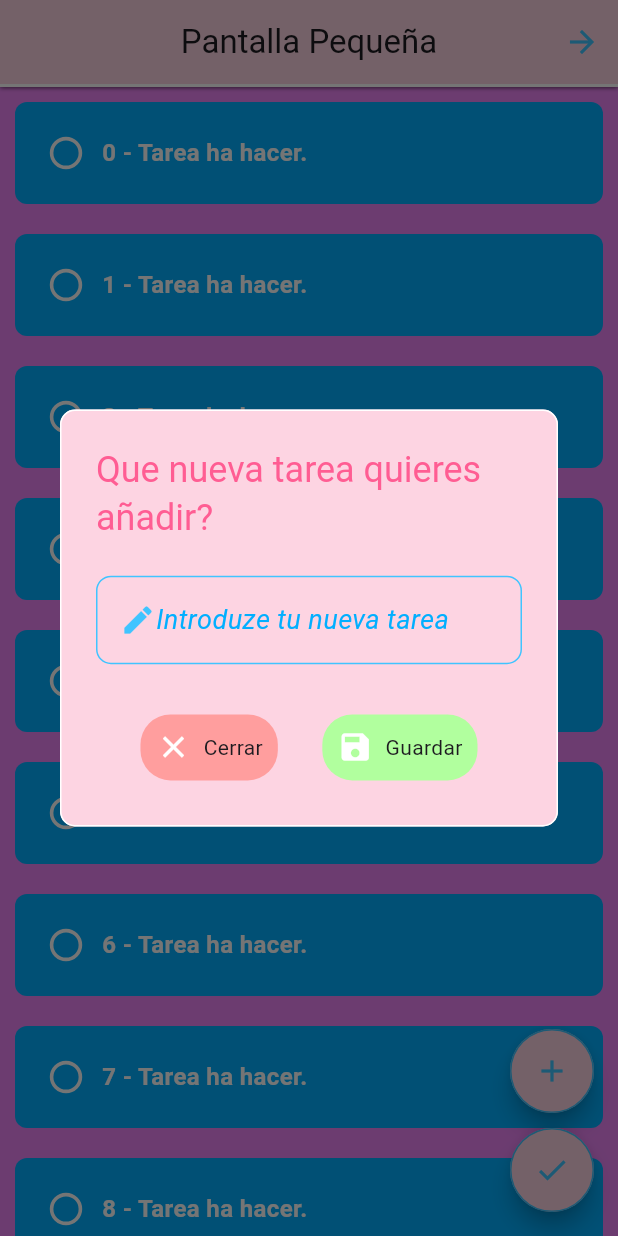
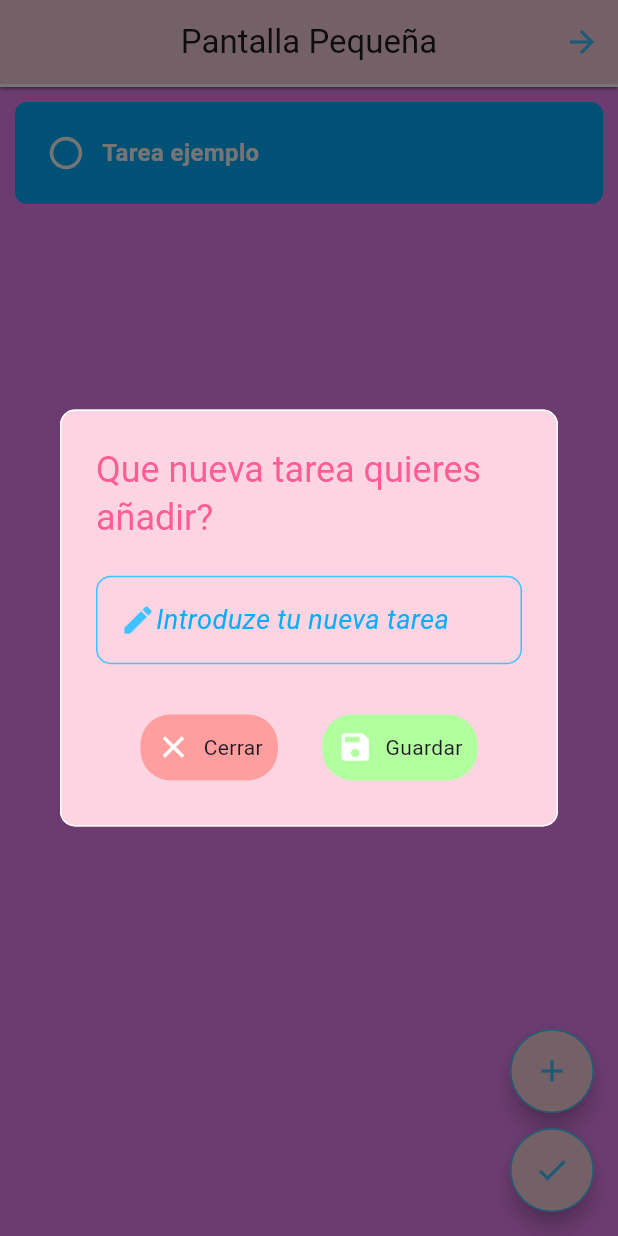
Before and after one commit to SLRCeroca/app_tasques, a Flutter app: the screen it shows after launch, after a tap on the "add" icon, on a phone screen of 412 x 824 dp. Run offline on Flutter 3.47's test engine with Material 3 defaults, Android fonts, the phone set to English and light mode, and no system bars; drawn by our look-alikes of flutter_slidable; our stand-ins replace hive, hive_flutter; accounts and stored records are empty.

Commit message:
Error OpenBox

```diff
--- a/lib/components/dialogo_nueva_tarea.dart
+++ b/lib/components/dialogo_nueva_tarea.dart
@@ -1,13 +1,20 @@
 import 'package:app_tasques/colores_app.dart';
 import 'package:app_tasques/components/boton_dialogo.dart';
 import 'package:app_tasques/components/textfield_personalizado.dart';
+import 'package:app_tasques/data/repositorio_tarea.dart';
+import 'package:app_tasques/data/tarea.dart';
 import 'package:flutter/material.dart';
 
 class DialogoNuevaTarea extends StatelessWidget {
-  const DialogoNuevaTarea({super.key});
+  final String textoTarea;
+  final int indexTarea;
 
+  const DialogoNuevaTarea({super.key, this.textoTarea = " ", this.indexTarea = -1});
   @override
   Widget build(BuildContext context) {
+
+    final TextEditingController controlerTextoTarea = TextEditingController();
+
     return AlertDialog(
       backgroundColor: ColoresApp().colorPrincipal,
       shape: RoundedRectangleBorder(borderRadius: BorderRadiusGeometry.circular(10),
@@ -25,7 +32,7 @@ class DialogoNuevaTarea extends StatelessWidget {
         child: Column(
           mainAxisAlignment: MainAxisAlignment.spaceEvenly,
           children: [
-            TextfieldPersonalizado(),
+            TextfieldPersonalizado(controlerTitulo: controlerTextoTarea,),
             SizedBox(height: 20),
             Row(
               mainAxisAlignment: MainAxisAlignment.spaceEvenly,
@@ -43,7 +50,7 @@ class DialogoNuevaTarea extends StatelessWidget {
                   colorBoton: ColoresApp().colorAceptar,
                   iconoBoton: Icon(Icons.save),
                   accionBoton: () {
-                    guardarTarea(context);
+                    guardarTarea(context, controlerTextoTarea.text);
                   },
                 ),
               ],
@@ -54,7 +61,15 @@ class DialogoNuevaTarea extends StatelessWidget {
     );
   }
 
-  void guardarTarea(BuildContext context) {
+  void editarTarea(BuildContext context, String textoDeLaTarea) {
+    RepositorioTarea repositorioTarea = RepositorioTarea();
+    repositorioTarea.editarTarea(indexTarea, Tarea(titulo: textoDeLaTarea));
+    Navigator.of(context).pop();
+  }
+
+  void guardarTarea(BuildContext context, String textoDeLaTarea) {
+    RepositorioTarea repositorioTarea = RepositorioTarea();
+    repositorioTarea.ponerTarea(Tarea(titulo: textoDeLaTarea));
     Navigator.of(context).pop();
   }
 
--- a/lib/components/item_tarea.dart
+++ b/lib/components/item_tarea.dart
@@ -1,13 +1,19 @@
 import 'package:app_tasques/colores_app.dart';
+import 'package:app_tasques/components/dialogo_nueva_tarea.dart';
+import 'package:app_tasques/data/repositorio_tarea.dart';
+import 'package:app_tasques/data/tarea.dart';
 import 'package:flutter/material.dart';
+import 'package:flutter_slidable/flutter_slidable.dart';
 
 class ItemTarea extends StatefulWidget {
   final bool valorInicialCheckbox;
   final String textoCheckbox;
+  final int indexTarea;
   const ItemTarea({
     super.key,
     this.valorInicialCheckbox = false,
     this.textoCheckbox = "",
+    this.indexTarea = 1,
   });
 
   @override
@@ -26,7 +32,24 @@ class _ItemTareaState extends State<ItemTarea> {
 
   @override
   Widget build(BuildContext context) {
-    return Container(
+    return Slidable(
+      endActionPane: ActionPane(motion: StretchMotion(),
+      children: [
+        SlidableAction(icon: Icons.edit,
+        backgroundColor: ColoresApp().colorSecundario,
+        borderRadius: BorderRadius.circular(10),
+        onPressed:  (context) {
+
+        },),
+        SlidableAction(icon: Icons.delete,
+        backgroundColor: ColoresApp().colorRechazar,
+        borderRadius: BorderRadius.circular(10),
+        onPressed:  (context) {
+          RepositorioTarea repositorioTarea = RepositorioTarea();
+          repositorioTarea.borrarTarea(widget.indexTarea);
+        },),
+      ]),
+      child: Container(
         margin: EdgeInsets.all(10),
         padding: EdgeInsets.all(10),
         decoration: BoxDecoration(
@@ -47,14 +70,17 @@ class _ItemTareaState extends State<ItemTarea> {
                 onChanged: (valor) {
                   setState(() {
                     valorCheckbox = valor ?? false;
-                  //??: so valor es null, ponlo falso.
+                    //??: si valor es null, ponlo falso.
                   });
+                  RepositorioTarea repositorioTarea = RepositorioTarea();
+                  Tarea tareaEditada = Tarea(titulo: widget.textoCheckbox, completada: valorCheckbox);
+                  repositorioTarea.editarTarea(widget.indexTarea, tareaEditada);
                 },
               ),
             ),
             //Text.
             Text(
-            widget.textoCheckbox + " - Tarea ha hacer.",
+              widget.textoCheckbox,
               style: TextStyle(
                 color: ColoresApp().colorBlanco,
                 fontSize: 16,
@@ -63,6 +89,16 @@ class _ItemTareaState extends State<ItemTarea> {
             ),
           ],
         ),
+      ),
+    );
+  }
+  void abrirDialogoEditarTarea(BuildContext context, int indexTarea){
+    //showDialog es una funcion de flutter que abre un Dialog que hayamos creado/definido.
+    showDialog(
+      context: context,
+      builder: (context){
+        return DialogoNuevaTarea(textoTarea: widget.textoCheckbox, indexTarea: widget.indexTarea,);
+      },
       );
   }
 }
--- a/lib/components/textfield_personalizado.dart
+++ b/lib/components/textfield_personalizado.dart
@@ -2,11 +2,15 @@ import 'package:app_tasques/colores_app.dart';
 import 'package:flutter/material.dart';
 
 class TextfieldPersonalizado extends StatelessWidget {
-  const TextfieldPersonalizado({super.key});
+  final TextEditingController controlerTitulo;
+  const TextfieldPersonalizado({super.key, required this.controlerTitulo});
 
   @override
   Widget build(BuildContext context) {
     return TextField(
+
+      controller: controlerTitulo,
+
       cursorColor: ColoresApp().colorSecundarioFuerte,
       cursorWidth: 1,
       style: TextStyle(
--- /dev/null
+++ b/lib/data/repositorio_tarea.dart
@@ -0,0 +1,55 @@
+
+import 'package:app_tasques/data/tarea.dart';
+import 'package:hive/hive.dart';
+
+class RepositorioTarea {
+
+  static const String claveListaTareas = "ListaTareas";
+  static const String nombreBoxTareas = "BoxTareas_app_tareas";
+
+  //Metodo get.
+  Box<List<dynamic>> _getBox() {
+    //Devuelva la box donde esta la lista con todas las tareas
+    return Hive.box<List<dynamic>>(nombreBoxTareas);
+  }
+
+  //Metodo set.
+  Future<void> setBox(List<dynamic> listaTareas) async {
+    //Para operaciones que tienen un tiempo de espera,
+    //podemos utilizar el async y el await
+    await _getBox().put(claveListaTareas, listaTareas);
+  }
+
+  List<dynamic>? getListaTareas(){
+    //Retorna la lista de tareas, la box de tareas nos es devuelta con el metodo _getBox().
+    //Con esta box que nos devuelve, utilizamos el metodo get() de las box, para obtener la lista de tareas.
+    return _getBox().get(
+      claveListaTareas,
+      defaultValue: <Tarea>[Tarea(titulo: "Tarea ejemplo")]
+    );
+  }
+
+  Future<void> ponerTarea(Tarea tareaPorPoner) async {
+    final List<dynamic>? listaTareas = getListaTareas();
+    listaTareas?.add(tareaPorPoner);
+
+    await setBox(listaTareas!);
+  }
+
+  Future<void> borrarTarea(int index) async{
+
+    final List? listaTareas = getListaTareas();
+    listaTareas?.removeAt(index);
+
+    await setBox(listaTareas!);
+  }
+
+  Future<void> editarTarea(int index, Tarea tareaEditada) async{
+
+    final List? listaTareas = getListaTareas();
+    listaTareas![index] = tareaEditada;
+
+    await setBox(listaTareas);
+  }
+
+}
--- /dev/null
+++ b/lib/data/tarea.dart
@@ -0,0 +1,42 @@
+/*
+Usamos BD Hive.
+Es no SQL
+
+Instalamos las dev_dependencies
+hive_generator
+build_runner
+
+  flutter pub add --dev hive_generator
+  flutter pub add --dev build_rummer
+
+Despuesde haver creado la classe generamos el .g.dart
+
+Despues escribimos part 'tarea.g.dart'
+y ejecutamos a la terminal:
+  flutter pub run build_runner build.
+  La cual nos genera tarea.g.dart automaticamente.
+
+  El nombre del archivo tarea.dart tiene que ser igual que
+  el nombre de la clase en minisculas.
+
+*/
+
+import 'package:hive/hive.dart';
+
+part 'tarea.g.dart';
+
+@HiveType(typeId: 0) //De 0 a 255
+class Tarea extends HiveObject{
+
+  @HiveField(0)
+  String titulo;
+
+  @HiveField(1)
+  bool completada;
+
+
+  Tarea({
+    required this.titulo,
+    this.completada = false, //Se crea un checkbox no marcado
+  });
+}
--- a/lib/main.dart
+++ b/lib/main.dart
@@ -1,12 +1,25 @@
+import 'package:app_tasques/data/repositorio_tarea.dart';
+import 'package:app_tasques/data/tarea.dart';
 import 'package:app_tasques/paginas/paginas_principales/pantalla_tasques_gran.dart';
 import 'package:app_tasques/paginas/paginas_principales/pantalla_tasques_mediana.dart';
 import 'package:app_tasques/paginas/paginas_principales/pantalla_tasques_petita.dart';
 import 'package:flutter/foundation.dart';
 import 'package:flutter/material.dart';
+import 'package:hive_flutter/adapters.dart';
 
-void main() {
+void main() async {
+  //Para probar Hive en web se tiene que abrir siempre en el mismo puerto
+  //flutter run -d chrome --web-port 52975
   runApp(const MainApp());
+
+  WidgetsFlutterBinding.ensureInitialized();
+  await Hive.initFlutter();
+
+  Hive.registerAdapter(TareaAdapter());
+
+  await Hive.openBox<List<dynamic>>(RepositorioTarea.nombreBoxTareas);
 }
+
 
 /*
 Lo que queremos: Cargar 3 pantallas diferents segun la pantalla del dispositivo
@@ -26,7 +39,16 @@ Saber tipo de dispositivo:
 kisWeb: true si es web false si es mobil o escritorio
 Platform.isAndroid/IOS/Windows/Linux/MacOS
 
+Dependencias:
+Se añaden al pubspec dentro de "dependencies".
+En una terminal hacemos: flutter pub add <nombre>
+Instalamos: flutter_slidable, hive y hive_flutter
+  Si por ejemplo hive_flutter nos da error que necesitamos añadir scripts l ordenador
+  lo escribimos otra vez y ya esta.
+
 */
+
+
 
 class MainApp extends StatelessWidget {
   const MainApp({super.key});
--- a/lib/paginas/paginas_principales/pantalla_tasques_petita.dart
+++ b/lib/paginas/paginas_principales/pantalla_tasques_petita.dart
@@ -1,13 +1,23 @@
 import 'package:app_tasques/colores_app.dart';
 import 'package:app_tasques/components/dialogo_nueva_tarea.dart';
 import 'package:app_tasques/components/item_tarea.dart';
+import 'package:app_tasques/data/repositorio_tarea.dart';
 import 'package:flutter/material.dart';
+import 'package:hive_flutter/adapters.dart';
 
-class PantallaTasquesPetita extends StatelessWidget {
+class PantallaTasquesPetita extends StatefulWidget {
   const PantallaTasquesPetita({super.key});
 
   @override
+  State<PantallaTasquesPetita> createState() => _PantallaTasquesPetitaState();
+}
+
+class _PantallaTasquesPetitaState extends State<PantallaTasquesPetita> {
+  @override
   Widget build(BuildContext context) {
+
+    RepositorioTarea repositorioTarea = RepositorioTarea();
+
     return Scaffold(
       backgroundColor: ColoresApp().colorBackground,
       appBar: AppBar(
@@ -35,12 +45,28 @@ class PantallaTasquesPetita extends StatelessWidget {
             ),
         ),
         Expanded(
-          child: ListView.builder(
+
+          child: ValueListenableBuilder(
+            //Como todo listener, se ejecuta solo cuando "siente" ("listen") que pasa algo.
+            // En este caso ese algo es algun cambio en la box.
+            valueListenable: Hive.box<List<dynamic>>(RepositorioTarea.nombreBoxTareas).listenable(),
+            builder: (context, Box<List<dynamic>> boxTareas, _) {
+              final listaTareas = repositorioTarea.getListaTareas();
+              return ListView.builder(
+                itemCount: listaTareas?.length,
+                itemBuilder: (context, index){
+                  return ItemTarea(textoCheckbox: listaTareas![index].titulo, indexTarea: index,);
+                }
+                );
+            }
+            ),
+
+          /*child: ListView.builder(
             itemCount: 30,
             itemBuilder: (context, index) {
               return ItemTarea(textoCheckbox: index.toString(),);
             },
-          ),
+          ),*/
         ),
       ],),
       floatingActionButton: Column(
--- a/pubspec.yaml
+++ b/pubspec.yaml
@@ -9,11 +9,16 @@ environment:
 dependencies:
   flutter:
     sdk: flutter
+  flutter_slidable: ^4.0.3
+  hive: ^2.2.3
+  hive_flutter: ^1.1.0
 
 dev_dependencies:
   flutter_test:
     sdk: flutter
   flutter_lints: ^5.0.0
+  hive_generator: ^2.0.1
+  build_runner: ^2.4.13
 
 flutter:
   uses-material-design: true
```
Also changed, not shown: lib/data/tarea.g.dart (added), pubspec.lock, 1 other file. Lines whose indentation alone changed are shown as unchanged.
